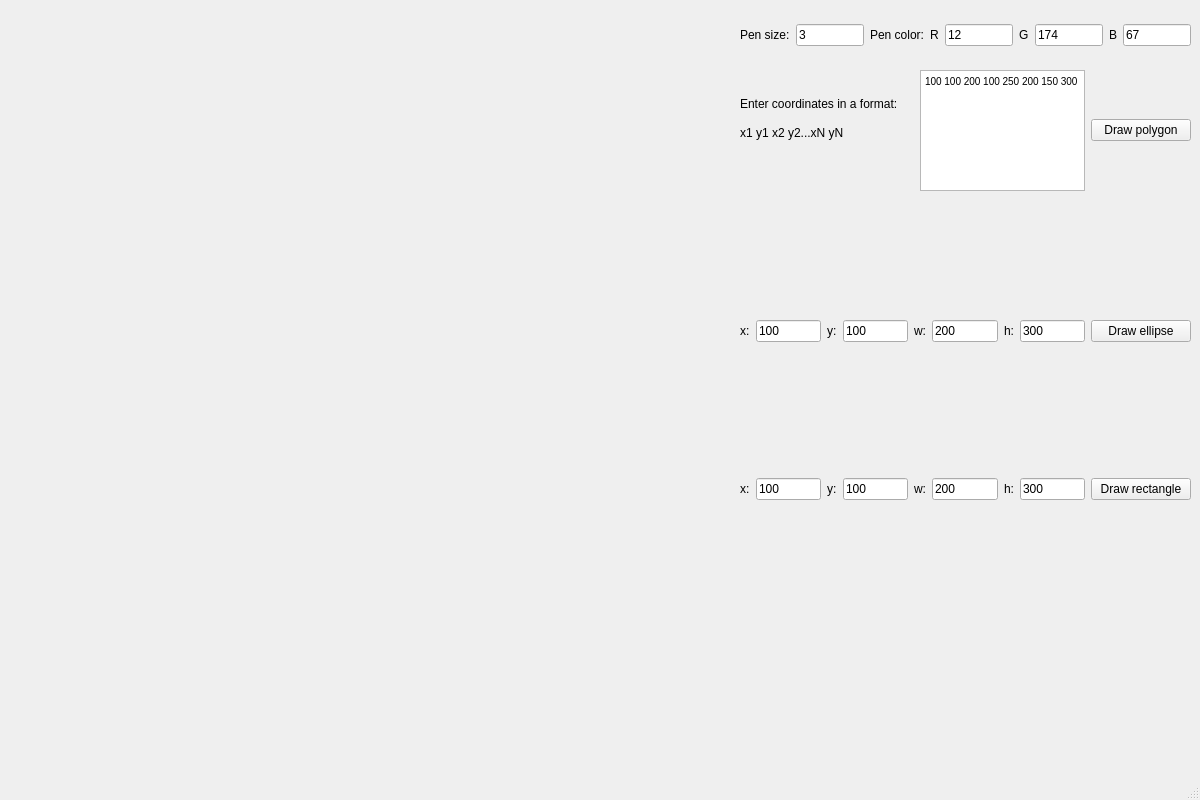
First picture: the form in mainwindow.ui, repository AHTOH2001/Cpp_lab1, before the edit.
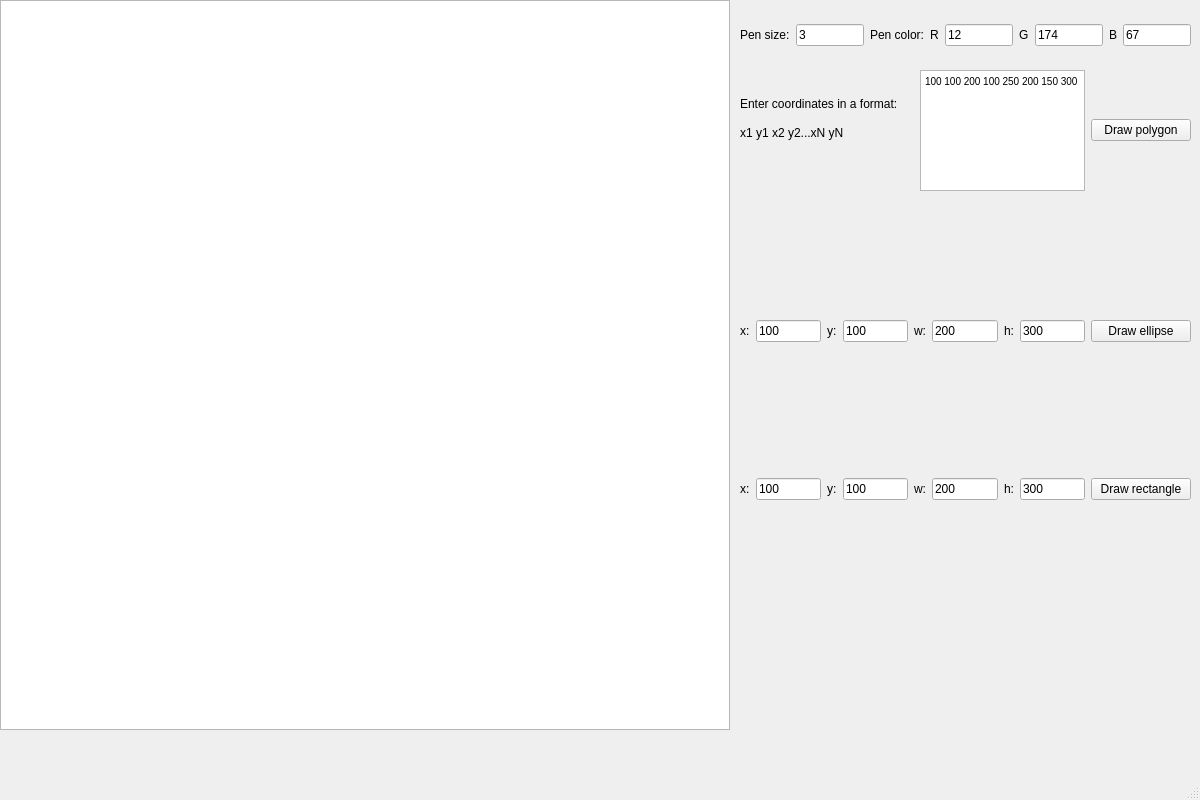
Second picture: the form after the edit.

```diff
--- a/mainwindow.ui
+++ b/mainwindow.ui
@@ -397,6 +397,25 @@
      <number>-3</number>
     </property>
    </widget>
+   <widget class="QGraphicsView" name="graphicsView">
+    <property name="geometry">
+     <rect>
+      <x>0</x>
+      <y>0</y>
+      <width>730</width>
+      <height>730</height>
+     </rect>
+    </property>
+    <property name="mouseTracking">
+     <bool>true</bool>
+    </property>
+    <property name="tabletTracking">
+     <bool>true</bool>
+    </property>
+    <property name="focusPolicy">
+     <enum>Qt::WheelFocus</enum>
+    </property>
+   </widget>
   </widget>
   <widget class="QMenuBar" name="menubar">
    <property name="geometry">
```
Left out of the diff: 112 changed lines with no effect on the pictures.
